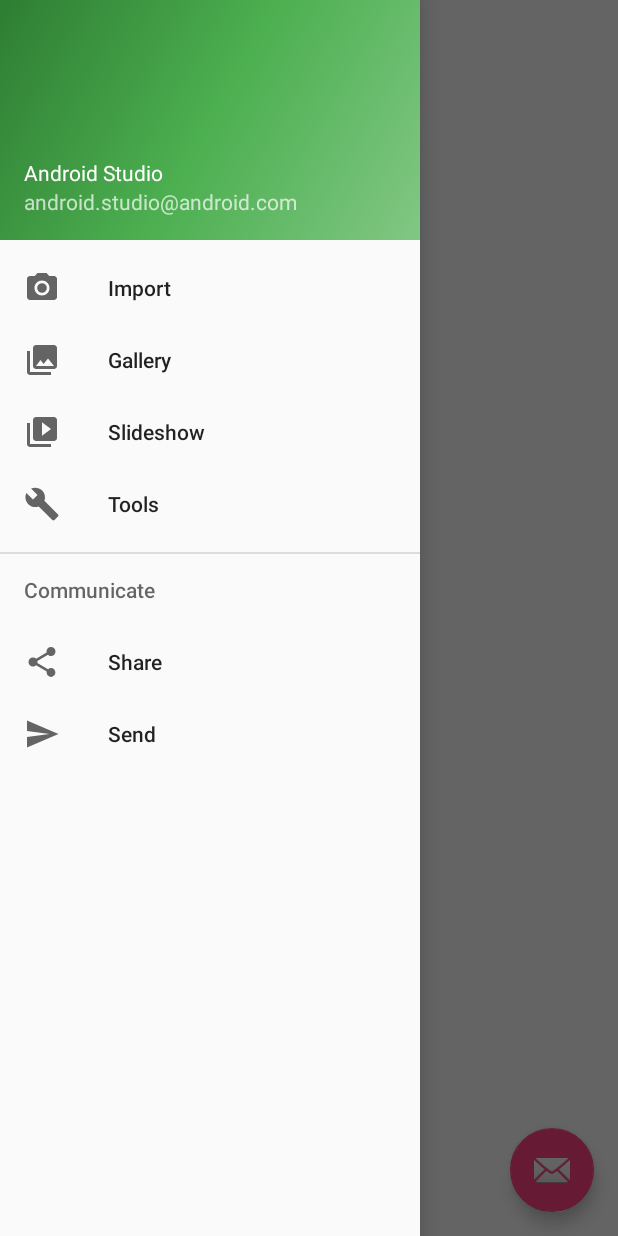
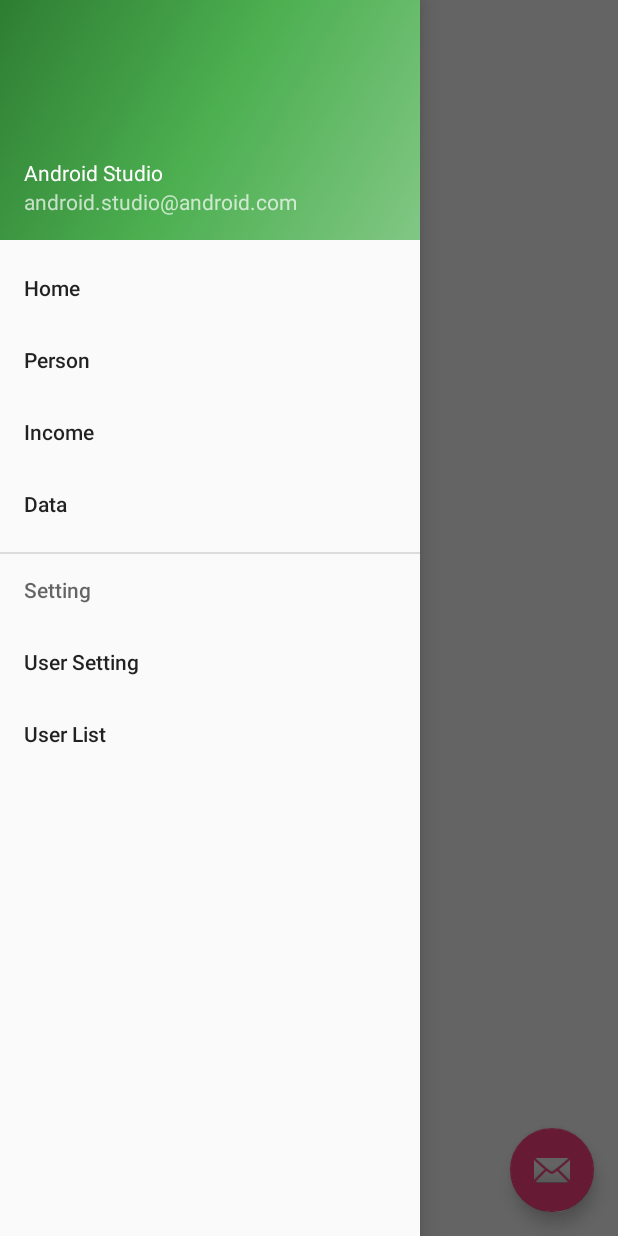
Before and after one commit to KeiLazu/SQLLibV2, an Android app: the MainMenuActivity screen opened directly, with no data from a screen before it, with the side drawer open, on a phone screen of 412 x 824 dp. Run offline under Robolectric (Android 15) with nearby library versions, the phone set to English and light mode, and no system bars.

Commit message:
V0.9.1 from Vionna

```diff
--- a/app/src/main/java/com/spp/keispp/sqllibv2/FragLogin.java
+++ b/app/src/main/java/com/spp/keispp/sqllibv2/FragLogin.java
@@ -93,7 +93,12 @@ public class FragLogin extends Fragment {
             txt_Username.setFocusable(true);
             txt_Password.setFocusable(true);
         } else {
+            Intent intent = new Intent(getActivity().getBaseContext(), MainMenuActivity.class);
+            startActivity(intent);
+
             Toast.makeText(getActivity().getBaseContext(), "Logging: " + txt_Username.getText().toString().trim(), Toast.LENGTH_SHORT).show();
+
+            getActivity().finish();
         }
     }
 
--- a/app/src/main/java/com/spp/keispp/sqllibv2/MainMenuActivity.java
+++ b/app/src/main/java/com/spp/keispp/sqllibv2/MainMenuActivity.java
@@ -20,8 +20,6 @@ public class MainMenuActivity extends AppCompatActivity
     protected void onCreate(Bundle savedInstanceState) {
         super.onCreate(savedInstanceState);
         setContentView(R.layout.activity_main_menu);
-        Toolbar toolbar = (Toolbar) findViewById(R.id.toolbar);
-        setSupportActionBar(toolbar);
 
         FloatingActionButton fab = (FloatingActionButton) findViewById(R.id.fab);
         fab.setOnClickListener(new View.OnClickListener() {
@@ -31,12 +29,6 @@ public class MainMenuActivity extends AppCompatActivity
                         .setAction("Action", null).show();
             }
         });
-
-        DrawerLayout drawer = (DrawerLayout) findViewById(R.id.drawer_layout);
-        ActionBarDrawerToggle toggle = new ActionBarDrawerToggle(
-                this, drawer, toolbar, R.string.navigation_drawer_open, R.string.navigation_drawer_close);
-        drawer.setDrawerListener(toggle);
-        toggle.syncState();
 
         NavigationView navigationView = (NavigationView) findViewById(R.id.nav_view);
         navigationView.setNavigationItemSelectedListener(this);
@@ -80,17 +72,17 @@ public class MainMenuActivity extends AppCompatActivity
         // Handle navigation view item clicks here.
         int id = item.getItemId();
 
-        if (id == R.id.nav_camera) {
+        if (id == R.id.nav_Home) {
             // Handle the camera action
-        } else if (id == R.id.nav_gallery) {
+        } else if (id == R.id.nav_Person) {
 
-        } else if (id == R.id.nav_slideshow) {
+        } else if (id == R.id.nav_Income) {
 
-        } else if (id == R.id.nav_manage) {
+        } else if (id == R.id.nav_Data) {
 
-        } else if (id == R.id.nav_share) {
+        } else if (id == R.id.nav_User) {
 
-        } else if (id == R.id.nav_send) {
+        } else if (id == R.id.nav_UserList) {
 
         }
 
--- a/app/src/main/java/com/spp/keispp/sqllibv2/MainRegister.java
+++ b/app/src/main/java/com/spp/keispp/sqllibv2/MainRegister.java
@@ -130,7 +130,6 @@ public class MainRegister extends AppCompatActivity {
                     "Password: " + sharedPref.getString("password", null));
 
             Intent intent = new Intent(this, MainActivity.class);
-            intent.putExtra("firstRegister", 1);
             startActivity(intent);
             finish();
 
--- a/app/src/main/res/menu/activity_main_menu_drawer.xml
+++ b/app/src/main/res/menu/activity_main_menu_drawer.xml
@@ -3,33 +3,27 @@
 
     <group android:checkableBehavior="single">
         <item
-            android:id="@+id/nav_camera"
-            android:icon="@drawable/ic_menu_camera"
-            android:title="Import" />
+            android:id="@+id/nav_Home"
+            android:title="Home" />
         <item
-            android:id="@+id/nav_gallery"
-            android:icon="@drawable/ic_menu_gallery"
-            android:title="Gallery" />
+            android:id="@+id/nav_Person"
+            android:title="Person" />
         <item
-            android:id="@+id/nav_slideshow"
-            android:icon="@drawable/ic_menu_slideshow"
-            android:title="Slideshow" />
+            android:id="@+id/nav_Income"
+            android:title="Income" />
         <item
-            android:id="@+id/nav_manage"
-            android:icon="@drawable/ic_menu_manage"
-            android:title="Tools" />
+            android:id="@+id/nav_Data"
+            android:title="Data" />
     </group>
 
-    <item android:title="Communicate">
+    <item android:title="Setting">
         <menu>
             <item
-                android:id="@+id/nav_share"
-                android:icon="@drawable/ic_menu_share"
-                android:title="Share" />
+                android:id="@+id/nav_User"
+                android:title="User Setting" />
             <item
-                android:id="@+id/nav_send"
-                android:icon="@drawable/ic_menu_send"
-                android:title="Send" />
+                android:id="@+id/nav_UserList"
+                android:title="User List" />
         </menu>
     </item>
 
```
Also changed, not shown: app/src/main/java/com/spp/keispp/sqllibv2/MainActivity.java (+0 -10 lines).
